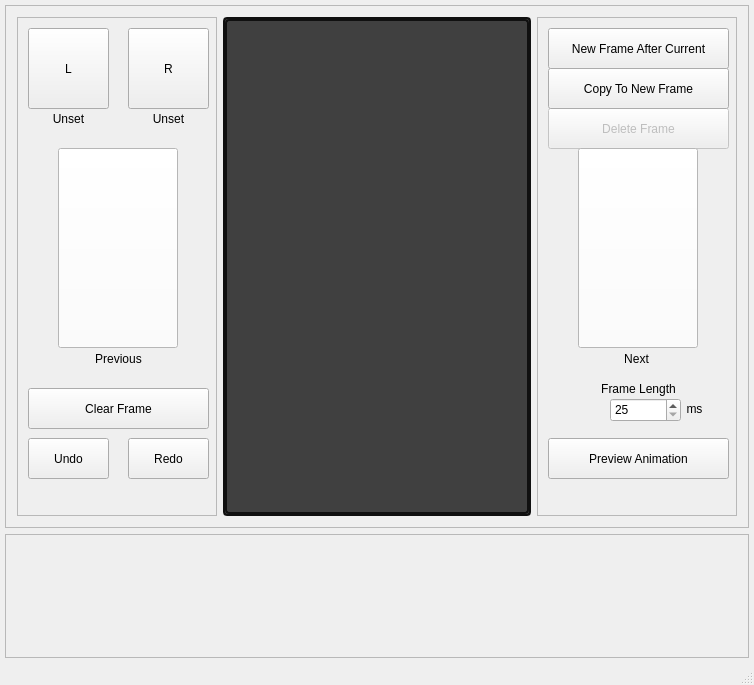
ThereIsNoEscape/cs383project, file Tower_of_Lights_Editor_V3/mainwindow.ui: the form before one commit.
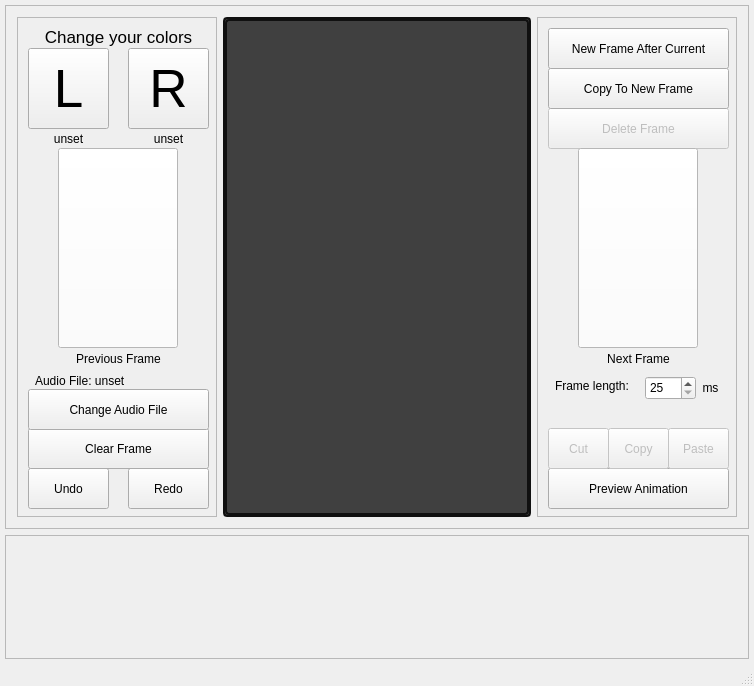
The form after the commit.

Commit message: Jonathan and I added frame capping. This appends a blank frame to the end of files when saving. We also updated the info dialog, so that it lets the user know about this feature.

The edit to the form file:
```diff
--- a/Tower_of_Lights_Editor_V3/mainwindow.ui
+++ b/Tower_of_Lights_Editor_V3/mainwindow.ui
@@ -7,7 +7,7 @@
     <x>0</x>
     <y>0</y>
     <width>754</width>
-    <height>685</height>
+    <height>686</height>
    </rect>
   </property>
   <property name="sizePolicy">
@@ -18,8 +18,8 @@
   </property>
   <property name="minimumSize">
    <size>
-    <width>12</width>
-    <height>20</height>
+    <width>754</width>
+    <height>686</height>
    </size>
   </property>
   <property name="windowTitle">
@@ -65,7 +65,7 @@
          <x>0</x>
          <y>0</y>
          <width>742</width>
-         <height>496</height>
+         <height>497</height>
         </rect>
        </property>
        <layout class="QHBoxLayout" name="horizontalLayout_3">
@@ -92,18 +92,23 @@
              <x>0</x>
              <y>0</y>
              <width>198</width>
-             <height>470</height>
+             <height>471</height>
             </rect>
            </property>
            <widget class="QPushButton" name="pushButton_l">
             <property name="geometry">
              <rect>
               <x>10</x>
-              <y>10</y>
+              <y>30</y>
               <width>81</width>
               <height>81</height>
              </rect>
             </property>
+            <property name="font">
+             <font>
+              <pointsize>40</pointsize>
+             </font>
+            </property>
             <property name="styleSheet">
              <string notr="true"/>
             </property>
@@ -115,11 +120,16 @@
             <property name="geometry">
              <rect>
               <x>110</x>
-              <y>10</y>
+              <y>30</y>
               <width>81</width>
               <height>81</height>
              </rect>
             </property>
+            <property name="font">
+             <font>
+              <pointsize>40</pointsize>
+             </font>
+            </property>
             <property name="text">
              <string>R</string>
             </property>
@@ -128,13 +138,13 @@
             <property name="geometry">
              <rect>
               <x>10</x>
-              <y>90</y>
+              <y>110</y>
               <width>81</width>
               <height>21</height>
              </rect>
             </property>
             <property name="text">
-             <string>Unset</string>
+             <string>unset</string>
             </property>
             <property name="alignment">
              <set>Qt::AlignCenter</set>
@@ -144,13 +154,13 @@
             <property name="geometry">
              <rect>
               <x>110</x>
-              <y>90</y>
+              <y>110</y>
               <width>81</width>
               <height>21</height>
              </rect>
             </property>
             <property name="text">
-             <string>Unset</string>
+             <string>unset</string>
             </property>
             <property name="alignment">
              <set>Qt::AlignCenter</set>
@@ -159,14 +169,14 @@
            <widget class="QLabel" name="label_6">
             <property name="geometry">
              <rect>
-              <x>60</x>
+              <x>50</x>
               <y>330</y>
-              <width>81</width>
+              <width>101</width>
               <height>21</height>
              </rect>
             </property>
             <property name="text">
-             <string>Previous</string>
+             <string>Previous Frame</string>
             </property>
             <property name="alignment">
              <set>Qt::AlignCenter</set>
@@ -176,7 +186,7 @@
             <property name="geometry">
              <rect>
               <x>110</x>
-              <y>420</y>
+              <y>450</y>
               <width>81</width>
               <height>41</height>
              </rect>
@@ -189,7 +199,7 @@
             <property name="geometry">
              <rect>
               <x>10</x>
-              <y>420</y>
+              <y>450</y>
               <width>81</width>
               <height>41</height>
              </rect>
@@ -221,7 +231,7 @@
             <property name="geometry">
              <rect>
               <x>10</x>
-              <y>370</y>
+              <y>410</y>
               <width>181</width>
               <height>41</height>
              </rect>
@@ -233,6 +243,56 @@
              <string>Clear Frame</string>
             </property>
            </widget>
+           <widget class="QLabel" name="label_audiofile">
+            <property name="geometry">
+             <rect>
+              <x>17</x>
+              <y>355</y>
+              <width>167</width>
+              <height>16</height>
+             </rect>
+            </property>
+            <property name="text">
+             <string>Audio File: unset</string>
+            </property>
+            <property name="alignment">
+             <set>Qt::AlignLeading|Qt::AlignLeft|Qt::AlignVCenter</set>
+            </property>
+           </widget>
+           <widget class="QLabel" name="label_7">
+            <property name="geometry">
+             <rect>
+              <x>10</x>
+              <y>8</y>
+              <width>181</width>
+              <height>21</height>
+             </rect>
+            </property>
+            <property name="font">
+             <font>
+              <pointsize>13</pointsize>
+             </font>
+            </property>
+            <property name="text">
+             <string>Change your colors</string>
+            </property>
+            <property name="alignment">
+             <set>Qt::AlignCenter</set>
+            </property>
+           </widget>
+           <widget class="QPushButton" name="pushButton_changeAudioFile">
+            <property name="geometry">
+             <rect>
+              <x>10</x>
+              <y>371</y>
+              <width>181</width>
+              <height>41</height>
+             </rect>
+            </property>
+            <property name="text">
+             <string>Change Audio File</string>
+            </property>
+           </widget>
           </widget>
          </widget>
         </item>
@@ -264,7 +324,7 @@
              <x>0</x>
              <y>0</y>
              <width>294</width>
-             <height>468</height>
+             <height>469</height>
             </rect>
            </property>
            <layout class="QGridLayout" name="gridLayout_4">
@@ -298,20 +358,20 @@
              <x>0</x>
              <y>0</y>
              <width>198</width>
-             <height>470</height>
+             <height>471</height>
             </rect>
            </property>
            <widget class="QLabel" name="label_5">
             <property name="geometry">
              <rect>
-              <x>58</x>
+              <x>50</x>
               <y>330</y>
-              <width>81</width>
+              <width>101</width>
               <height>21</height>
              </rect>
             </property>
             <property name="text">
-             <string>Next</string>
+             <string>Next Frame</string>
             </property>
             <property name="alignment">
              <set>Qt::AlignCenter</set>
@@ -355,24 +415,24 @@
            <widget class="QLabel" name="label_8">
             <property name="geometry">
              <rect>
-              <x>50</x>
+              <x>17</x>
               <y>360</y>
-              <width>101</width>
-              <height>21</height>
+              <width>91</width>
+              <height>16</height>
              </rect>
             </property>
             <property name="text">
-             <string>Frame Length</string>
+             <string>Frame length:</string>
             </property>
             <property name="alignment">
-             <set>Qt::AlignCenter</set>
+             <set>Qt::AlignLeading|Qt::AlignLeft|Qt::AlignVCenter</set>
             </property>
            </widget>
            <widget class="QLabel" name="label_9">
             <property name="geometry">
              <rect>
-              <x>141</x>
-              <y>380</y>
+              <x>157</x>
+              <y>359</y>
               <width>31</width>
               <height>21</height>
              </rect>
@@ -385,10 +445,13 @@
             </property>
            </widget>
            <widget class="QPushButton" name="pushButton_preview">
+            <property name="enabled">
+             <bool>true</bool>
+            </property>
             <property name="geometry">
              <rect>
               <x>10</x>
-              <y>420</y>
+              <y>450</y>
               <width>181</width>
               <height>41</height>
              </rect>
@@ -400,15 +463,15 @@
            <widget class="QSpinBox" name="spinBox">
             <property name="geometry">
              <rect>
-              <x>72</x>
-              <y>380</y>
-              <width>71</width>
+              <x>107</x>
+              <y>358</y>
+              <width>51</width>
               <height>24</height>
              </rect>
             </property>
             <property name="minimumSize">
              <size>
-              <width>71</width>
+              <width>20</width>
               <height>24</height>
              </size>
             </property>
@@ -451,6 +514,63 @@
              <string>Copy To New Frame</string>
             </property>
            </widget>
+           <widget class="QPushButton" name="pushButton_undo_2">
+            <property name="enabled">
+             <bool>false</bool>
+            </property>
+            <property name="geometry">
+             <rect>
+              <x>10</x>
+              <y>410</y>
+              <width>61</width>
+              <height>41</height>
+             </rect>
+            </property>
+            <property name="styleSheet">
+             <string notr="true"/>
+            </property>
+            <property name="text">
+             <string>Cut</string>
+            </property>
+           </widget>
+           <widget class="QPushButton" name="pushButton_undo_3">
+            <property name="enabled">
+             <bool>false</bool>
+            </property>
+            <property name="geometry">
+             <rect>
+              <x>70</x>
+              <y>410</y>
+              <width>61</width>
+              <height>41</height>
+             </rect>
+            </property>
+            <property name="styleSheet">
+             <string notr="true"/>
+            </property>
+            <property name="text">
+             <string>Copy</string>
+            </property>
+           </widget>
+           <widget class="QPushButton" name="pushButton_undo_4">
+            <property name="enabled">
+             <bool>false</bool>
+            </property>
+            <property name="geometry">
+             <rect>
+              <x>130</x>
+              <y>410</y>
+              <width>61</width>
+              <height>41</height>
+             </rect>
+            </property>
+            <property name="styleSheet">
+             <string notr="true"/>
+            </property>
+            <property name="text">
+             <string>Paste</string>
+            </property>
+           </widget>
           </widget>
          </widget>
         </item>
```
Left out of the diff: 4 changed lines with no effect on the pictures. The commit also changes 30 other files.
